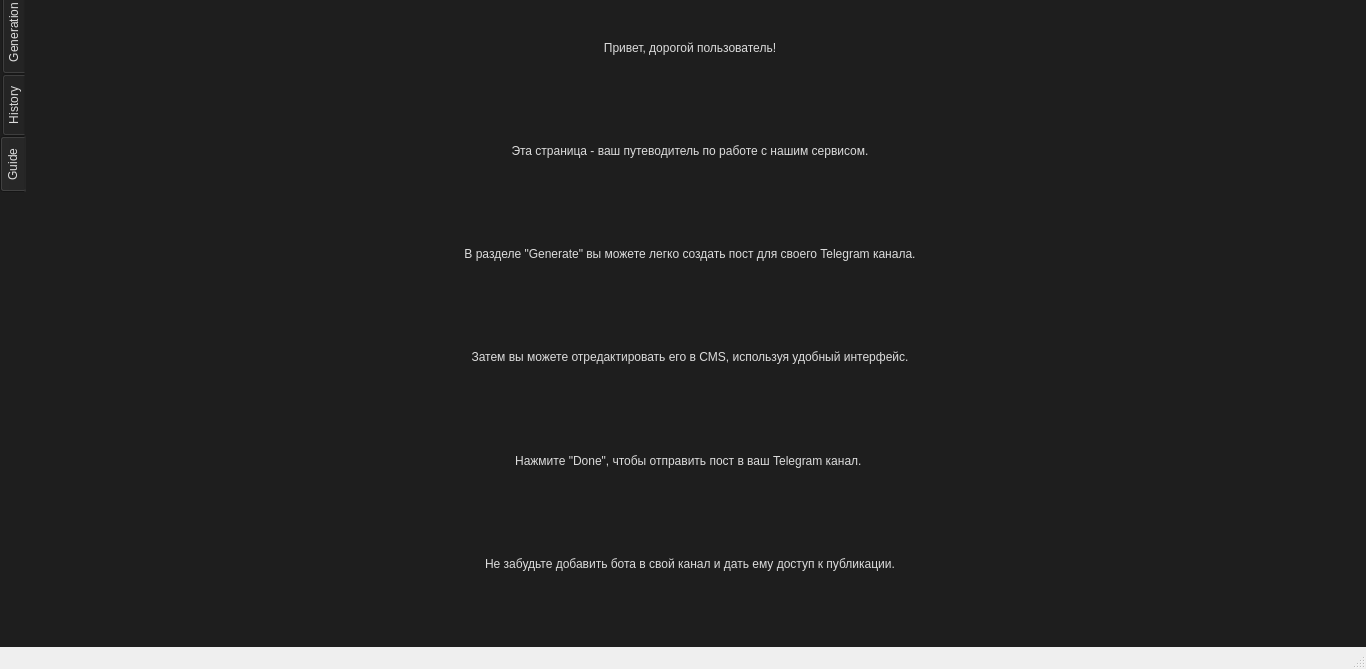
First picture: the form in mainwindow.ui, repository varietytas/AI_app_Qt, before the edit.
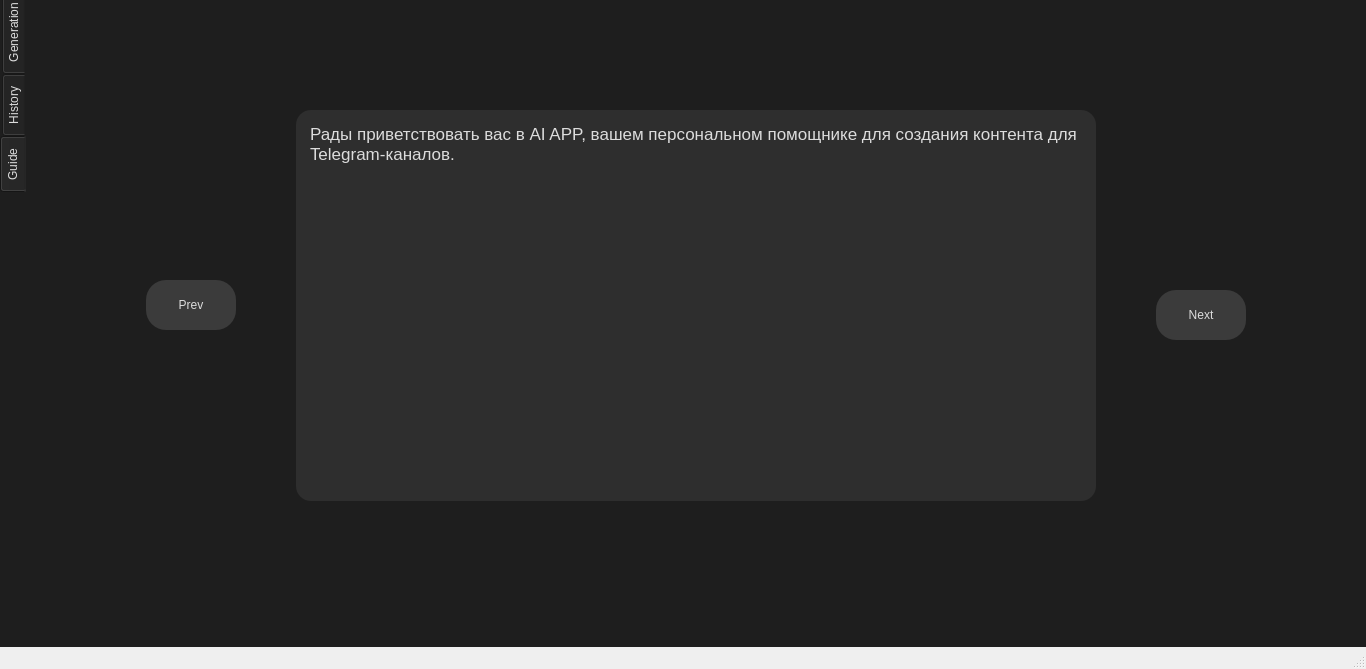
Second picture: the form after the edit. The open tabs and pages were chosen to show the change. Icons and pictures are not drawn.

What changed in the file:
```diff
--- a/mainwindow.ui
+++ b/mainwindow.ui
@@ -453,7 +453,7 @@
      <attribute name="title">
       <string>Guide</string>
      </attribute>
-     <layout class="QVBoxLayout" name="verticalLayout">
+     <!-- <layout class="QVBoxLayout" name="verticalLayout">
       <item>
        <widget class="QLabel" name="label555">
         <property name="text">
@@ -514,7 +514,87 @@
         </property>
        </widget>
       </item>
-     </layout>
+     </layout> -->
+     <widget class="QPushButton" name="pushButton_prev">
+      <property name="geometry">
+       <rect>
+        <x>120</x>
+        <y>290</y>
+        <width>90</width>
+        <height>50</height>
+       </rect>
+      </property>
+      <property name="maximumSize">
+       <size>
+        <width>30</width>
+        <height>16777215</height>
+       </size>
+      </property>
+      <property name="text">
+       <string>Prev</string>
+      </property>
+      <property name="iconSize">
+       <size>
+        <width>40</width>
+        <height>40</height>
+       </size>
+      </property>
+     </widget>
+     <widget class="QPushButton" name="pushButton_next">
+      <property name="geometry">
+       <rect>
+        <x>1130</x>
+        <y>300</y>
+        <width>90</width>
+        <height>50</height>
+       </rect>
+      </property>
+      <property name="maximumSize">
+       <size>
+        <width>30</width>
+        <height>16777215</height>
+       </size>
+      </property>
+      <property name="text">
+       <string>Next</string>
+      </property>
+      <property name="iconSize">
+       <size>
+        <width>40</width>
+        <height>40</height>
+       </size>
+      </property>
+     </widget>
+     <widget class="QTextBrowser" name="textbox_guid">
+      <property name="enabled">
+       <bool>true</bool>
+      </property>
+      <property name="geometry">
+       <rect>
+        <x>270</x>
+        <y>120</y>
+        <width>800</width>
+        <height>391</height>
+       </rect>
+      </property>
+      <property name="maximumSize">
+       <size>
+        <width>800</width>
+        <height>400</height>
+       </size>
+      </property>
+      <property name="html">
+      <string>&lt;!DOCTYPE HTML PUBLIC &quot;-//W3C//DTD HTML 4.0//EN&quot; &quot;http://www.w3.org/TR/REC-html40/strict.dtd&quot;&gt;
+&lt;html&gt;&lt;head&gt;&lt;meta name=&quot;qrichtext&quot; content=&quot;1&quot; /&gt;&lt;meta charset=&quot;utf-8&quot; /&gt;&lt;style type=&quot;text/css&quot;&gt;
+p, li { white-space: pre-wrap; }
+hr { height: 1px; border-width: 0; }
+li.unchecked::marker { content: &quot;\2610&quot;; }
+li.checked::marker { content: &quot;\2612&quot;; }
+&lt;/style&gt;&lt;/head&gt;&lt;body style=&quot; font-family:'.AppleSystemUIFont'; font-size:13pt; font-weight:400; font-style:normal;&quot;&gt;
+&lt;p style=&quot; margin-top:0px; margin-bottom:0px; margin-left:0px; margin-right:0px; -qt-block-indent:0; text-indent:0px;&quot;&gt;&lt;span style=&quot; font-family:'Helvetica Neue';&quot;&gt;Рады приветствовать вас в AI APP, вашем персональном помощнике для создания контента для Telegram-каналов.&lt;/span&gt; &lt;/p&gt;&lt;/body&gt;&lt;/html&gt;
+</string>
+      </property>
+     </widget>
     </widget>
    </widget>
   </widget>
```
